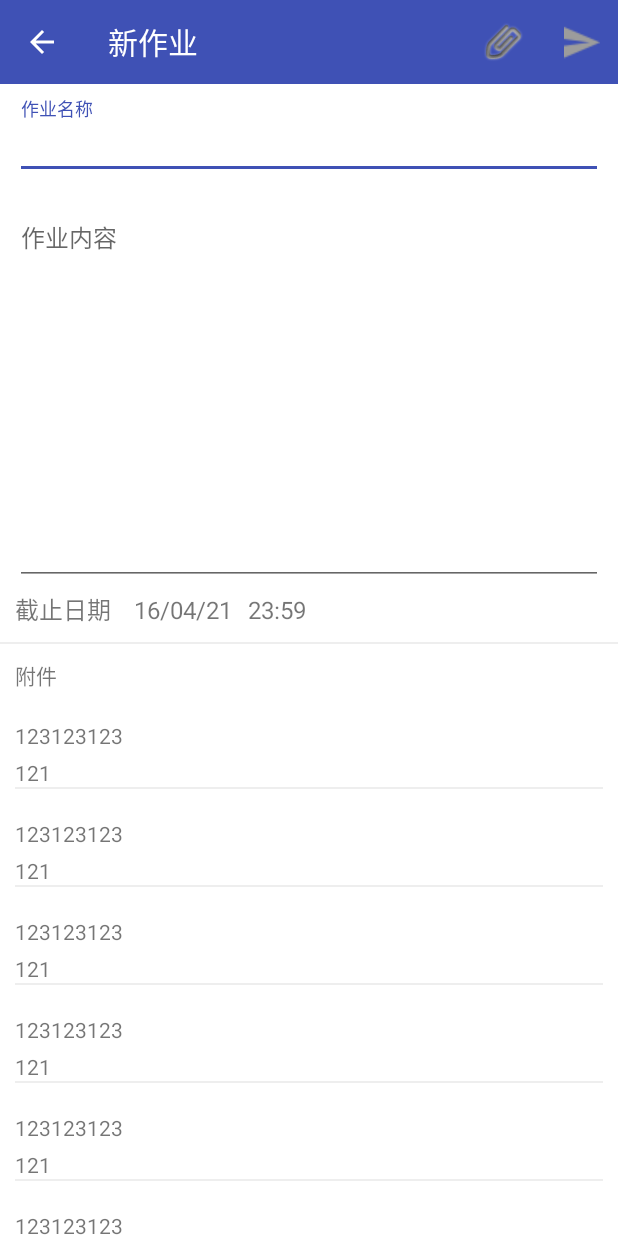
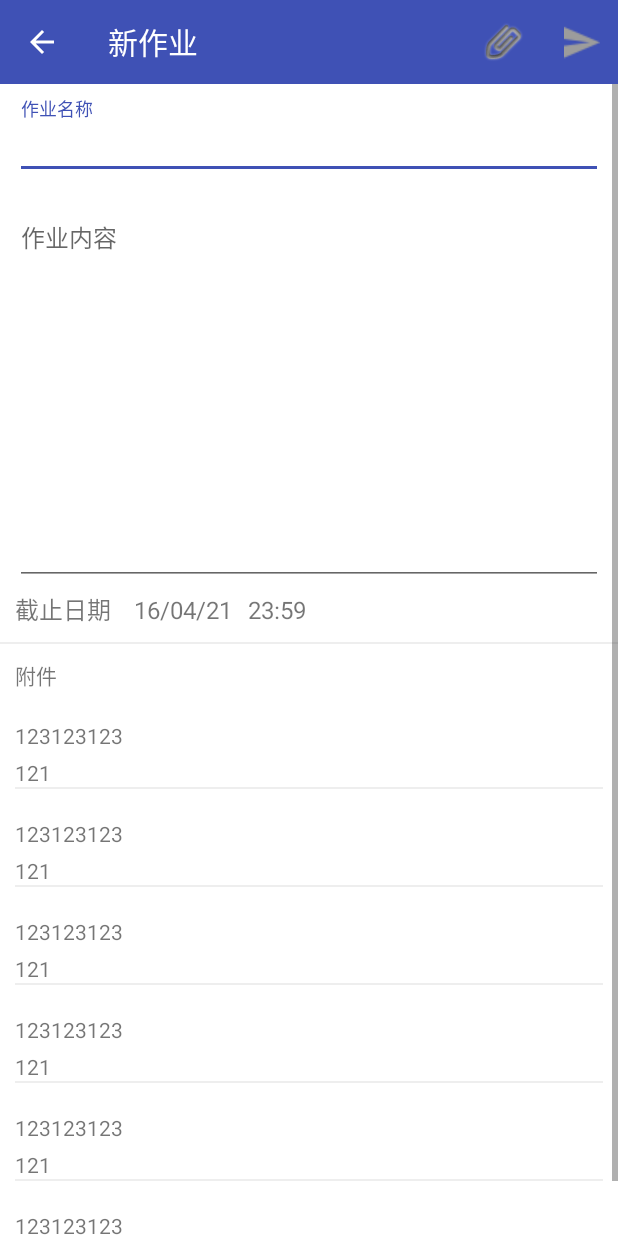
Before and after one commit to ghit700/kechengpai, an Android app: the AddHomeWorkFragment screen opened directly, with no data from a screen before it, on a phone screen of 412 x 824 dp. Run offline under Robolectric (Android 15) with nearby library versions, the phone set to English and light mode, and no system bars.

Commit message:
addhomework界面优化

```diff
--- a/Ketangpai/app/src/main/java/com/ketangpai/fragment/AddHomeWorkFragment.java
+++ b/Ketangpai/app/src/main/java/com/ketangpai/fragment/AddHomeWorkFragment.java
@@ -1,15 +1,8 @@
 package com.ketangpai.fragment;
 
-import android.os.Bundle;
-import android.support.annotation.Nullable;
 import android.support.v7.widget.LinearLayoutManager;
 import android.support.v7.widget.RecyclerView;
-import android.util.Log;
-import android.view.LayoutInflater;
-import android.view.View;
-import android.view.ViewGroup;
 import android.widget.EditText;
-import android.widget.LinearLayout;
 import android.widget.TextView;
 
 import com.ketangpai.adapter.AddHomeWorkDataAdapter;
@@ -40,7 +33,7 @@ public class AddHomeWorkFragment extends BaseFragment {
     List mDataList;
     @Override
     protected int getLayoutId() {
-        return R.layout.fragment_homework;
+        return R.layout.fragment_addhomework;
     }
 
     @Override
--- a/Ketangpai/app/src/main/java/com/ketangpai/fragment/MainFragment.java
+++ b/Ketangpai/app/src/main/java/com/ketangpai/fragment/MainFragment.java
@@ -108,7 +108,6 @@ public class MainFragment extends BaseFragment implements View.OnClickListener {
             mCourseText.setTextColor(getResources().getColor(R.color.colorBottomTextNoSelected));
         }
 
-        ((MainActivity) mContext).setmCurrentFragment(mCouresFragment);
 
     }
 }
--- /dev/null
+++ b/Ketangpai/app/src/main/res/layout/fragment_addhomework.xml
@@ -0,0 +1,96 @@
+<?xml version="1.0" encoding="utf-8"?>
+
+<ScrollView
+    xmlns:android="http://schemas.android.com/apk/res/android"
+    android:fillViewport="true"
+    android:layout_height="wrap_content"
+    android:layout_width="match_parent">
+
+    <LinearLayout
+        android:layout_width="match_parent"
+        android:layout_height="match_parent"
+        android:orientation="vertical">
+
+        <android.support.design.widget.TextInputLayout
+
+            android:layout_width="match_parent"
+            android:layout_height="wrap_content"
+            android:layout_marginLeft="10dp"
+            android:layout_marginRight="10dp"
+            android:layout_marginTop="10dp">
+
+            <EditText
+                android:id="@+id/et_homework_title"
+                android:layout_width="match_parent"
+                android:layout_height="wrap_content"
+                android:hint="作业名称"
+                android:textSize="16sp"/>
+        </android.support.design.widget.TextInputLayout>
+
+        <android.support.design.widget.TextInputLayout
+            android:layout_width="match_parent"
+            android:layout_height="wrap_content"
+            android:layout_marginLeft="10dp"
+            android:layout_marginRight="10dp"
+            android:layout_marginTop="10dp">
+
+            <EditText
+                android:id="@+id/et_add_homework_content"
+                android:layout_width="match_parent"
+                android:layout_height="250dp"
+                android:gravity="start"
+                android:hint="作业内容"
+                android:textSize="16sp"/>
+        </android.support.design.widget.TextInputLayout>
+
+        <LinearLayout
+            android:layout_width="match_parent"
+            android:layout_height="wrap_content">
+
+            <TextView
+                android:layout_width="wrap_content"
+                android:layout_height="wrap_content"
+                android:layout_marginLeft="10dp"
+                android:text="截止日期"
+                android:textSize="16sp"/>
+
+            <TextView
+                android:id="@+id/tv_add_homework_endDate"
+                android:layout_width="wrap_content"
+                android:layout_height="wrap_content"
+                android:layout_marginLeft="10dp"
+                android:padding="5dp"
+                android:text="16/04/21"
+                android:textSize="16sp"/>
+
+            <TextView
+                android:id="@+id/tv_add_homework_endTime"
+                android:layout_width="wrap_content"
+                android:layout_height="wrap_content"
+                android:padding="5dp"
+                android:text="23:59"
+                android:textSize="16sp"/>
+
+        </LinearLayout>
+
+        <ImageView
+            android:layout_width="match_parent"
+            android:layout_height="1dp"
+            android:layout_marginTop="5dp"
+            android:background="#eeeeee"/>
+
+        <TextView
+            android:layout_width="wrap_content"
+            android:layout_height="wrap_content"
+            android:layout_margin="10dp"
+            android:text="附件"
+            android:textSize="14sp"/>
+
+        <android.support.v7.widget.RecyclerView
+            android:id="@+id/list_add_homework_data"
+            android:layout_width="match_parent"
+            android:layout_height="match_parent"
+            android:layout_marginLeft="10dp"
+            android:layout_marginRight="10dp"></android.support.v7.widget.RecyclerView>
+    </LinearLayout>
+</ScrollView>
--- a/Ketangpai/app/src/main/res/layout/fragment_homework.xml
+++ /dev/null
@@ -1,91 +0,0 @@
-<?xml version="1.0" encoding="utf-8"?>
-
-
-<LinearLayout
-    android:layout_height="match_parent"
-    android:layout_width="match_parent"
-    android:orientation="vertical"
-    xmlns:android="http://schemas.android.com/apk/res/android">
-
-    <android.support.design.widget.TextInputLayout
-
-        android:layout_height="wrap_content"
-        android:layout_marginLeft="10dp"
-        android:layout_marginRight="10dp"
-        android:layout_marginTop="10dp"
-        android:layout_width="match_parent">
-
-        <EditText
-            android:hint="作业名称"
-            android:id="@+id/et_homework_title"
-            android:layout_height="wrap_content"
-            android:layout_width="match_parent"
-            android:textSize="16sp"/>
-    </android.support.design.widget.TextInputLayout>
-
-    <android.support.design.widget.TextInputLayout
-        android:layout_height="wrap_content"
-        android:layout_marginLeft="10dp"
-        android:layout_marginRight="10dp"
-        android:layout_marginTop="10dp"
-        android:layout_width="match_parent">
-
-        <EditText
-            android:gravity="start"
-            android:hint="作业内容"
-            android:id="@+id/et_add_homework_content"
-            android:layout_height="250dp"
-            android:layout_width="match_parent"
-            android:textSize="16sp"/>
-    </android.support.design.widget.TextInputLayout>
-
-    <LinearLayout
-        android:layout_height="wrap_content"
-        android:layout_width="match_parent">
-
-        <TextView
-            android:layout_height="wrap_content"
-            android:layout_marginLeft="10dp"
-            android:layout_width="wrap_content"
-            android:text="截止日期"
-            android:textSize="16sp"/>
-
-        <TextView
-            android:id="@+id/tv_add_homework_endDate"
-            android:layout_height="wrap_content"
-            android:layout_marginLeft="10dp"
-            android:layout_width="wrap_content"
-            android:padding="5dp"
-            android:text="16/04/21"
-            android:textSize="16sp"/>
-
-        <TextView
-            android:id="@+id/tv_add_homework_endTime"
-            android:layout_height="wrap_content"
-            android:layout_width="wrap_content"
-            android:padding="5dp"
-            android:text="23:59"
-            android:textSize="16sp"/>
-
-    </LinearLayout>
-
-    <ImageView
-        android:background="#eeeeee"
-        android:layout_height="1dp"
-        android:layout_marginTop="5dp"
-        android:layout_width="match_parent"/>
-
-    <TextView
-        android:layout_height="wrap_content"
-        android:layout_margin="10dp"
-        android:layout_width="wrap_content"
-        android:text="附件"
-        android:textSize="14sp"/>
-
-    <android.support.v7.widget.RecyclerView
-        android:id="@+id/list_add_homework_data"
-        android:layout_height="wrap_content"
-        android:layout_marginLeft="10dp"
-        android:layout_marginRight="10dp"
-        android:layout_width="match_parent"></android.support.v7.widget.RecyclerView>
-</LinearLayout>
```
Also changed, not shown: Ketangpai/app/src/main/java/com/ketangpai/activity/AddDataActivity.java (added, +47 -0 lines), Ketangpai/app/src/main/java/com/ketangpai/activity/THomeWorkActivity.java (added, +63 -0 lines), Ketangpai/app/src/main/res/layout/fragment_t_homework.xml (added, +7 -0 lines).
